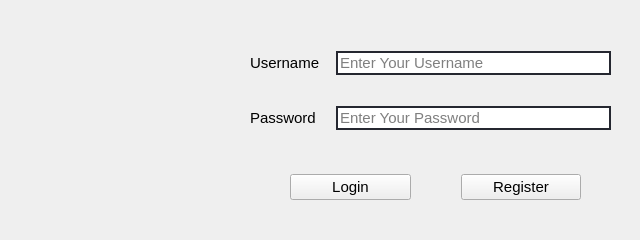
Qt form FrontEnd/Ui Files/Login_Window.ui (Pramodsheoran599/IRIS) before a commit.
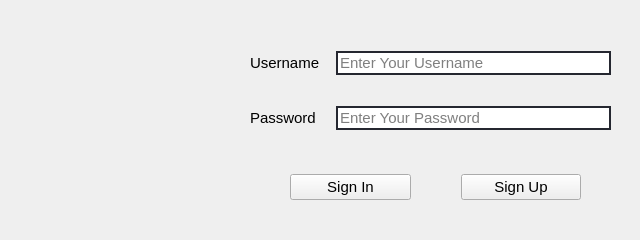
The same form after that commit. Icons and pictures are not drawn.

Commit message: Register Button Name Changed to SignUp

```diff
--- a/FrontEnd/Ui Files/Login_Window.ui
+++ b/FrontEnd/Ui Files/Login_Window.ui
@@ -75,7 +75,7 @@
         <string notr="true"/>
        </property>
        <property name="text">
-        <string>Login</string>
+        <string>Sign In</string>
        </property>
        <property name="checkable">
         <bool>false</bool>
@@ -109,7 +109,7 @@
         <string notr="true"/>
        </property>
        <property name="text">
-        <string>Register</string>
+        <string>Sign Up</string>
        </property>
        <property name="checkable">
         <bool>false</bool>
```
Left out of the diff: 2 changed lines with no effect on the pictures. The commit also changes 2 other files.
